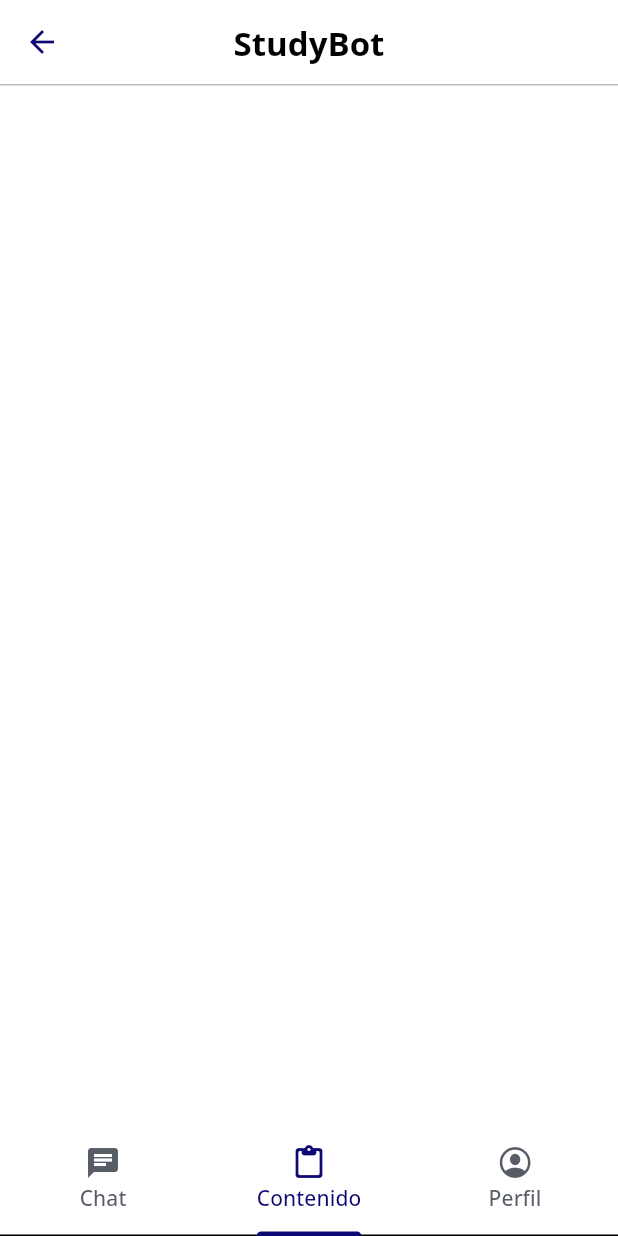
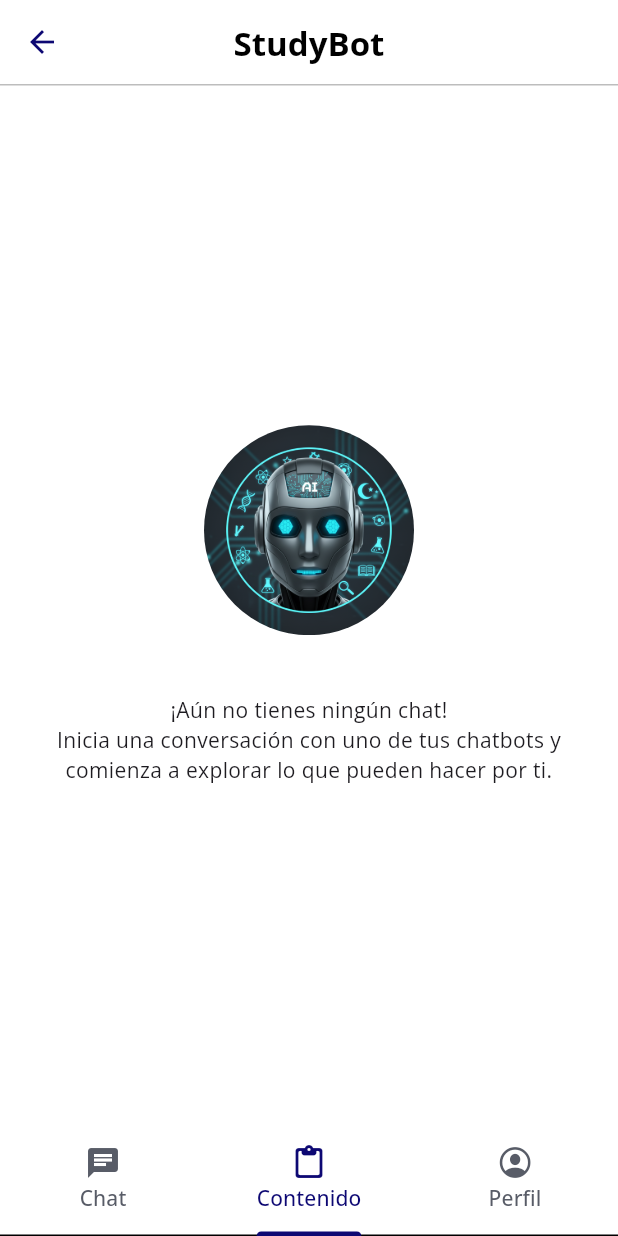
Before and after one commit to Jesus230899/ChatIA, a Flutter app: the StudyBotScreen screen opened by its route, item 2 of the bottom bar chosen, on a phone screen of 412 x 824 dp. Run offline on Flutter 3.47's test engine with Material 3 defaults, Android fonts, the phone set to English and light mode, and no system bars; our stand-ins replace animate_do, auto_route, bloc, dartz, equatable, flutter_bloc and 8 more; accounts and stored records are empty.

Commit message:
Changes in Content tab

```diff
--- a/lib/features/studybot/presentation/views/studybot_chats_view.dart
+++ b/lib/features/studybot/presentation/views/studybot_chats_view.dart
@@ -1,6 +1,7 @@
 import 'dart:developer';
 
 import 'package:animate_do/animate_do.dart';
+import 'package:chatia/core/resources/resource_icons.dart';
 import 'package:chatia/core/theme/colors.dart';
 import 'package:chatia/core/utils/text_cleanners.dart';
 import 'package:chatia/features/studybot/data/models/gemini_chat_model.dart';
@@ -18,6 +19,9 @@ class StudybotChatsView extends StatelessWidget {
 
   @override
   Widget build(BuildContext context) {
+    if (bloc.state.chats.isEmpty) {
+      return _emptyChatsView();
+    }
     return FadeIn(
       child: ListView.separated(
         itemBuilder: (context, index) => _itemChat(index, context),
@@ -25,6 +29,33 @@ class StudybotChatsView extends StatelessWidget {
           return Divider(color: AppColors.message);
         },
         itemCount: bloc.state.chats.length,
+      ),
+    );
+  }
+
+  Widget _emptyChatsView() {
+    return FadeIn(
+      child: Padding(
+        padding: const EdgeInsets.all(20),
+        child: Column(
+          mainAxisAlignment: MainAxisAlignment.center,
+          children: [
+            ClipRRect(
+              borderRadius: BorderRadiusGeometry.circular(180),
+              child: Image.asset(
+                ResourceIcons.studyIcon,
+                width: 140,
+                fit: BoxFit.cover,
+              ),
+            ),
+            const SizedBox(height: 40),
+            Text('¡Aún no tienes ningún chat!', textAlign: TextAlign.center),
+            Text(
+              'Inicia una conversación con uno de tus chatbots y comienza a explorar lo que pueden hacer por ti.',
+              textAlign: TextAlign.center,
+            ),
+          ],
+        ),
       ),
     );
   }
```
